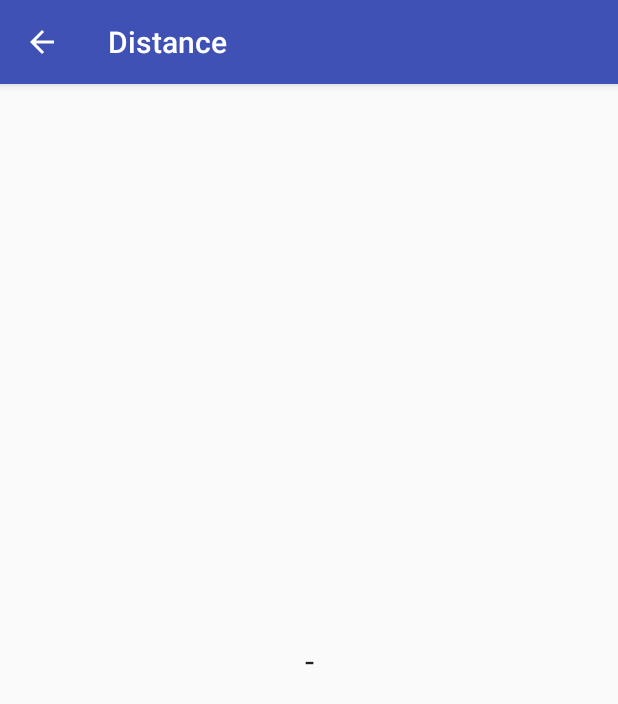
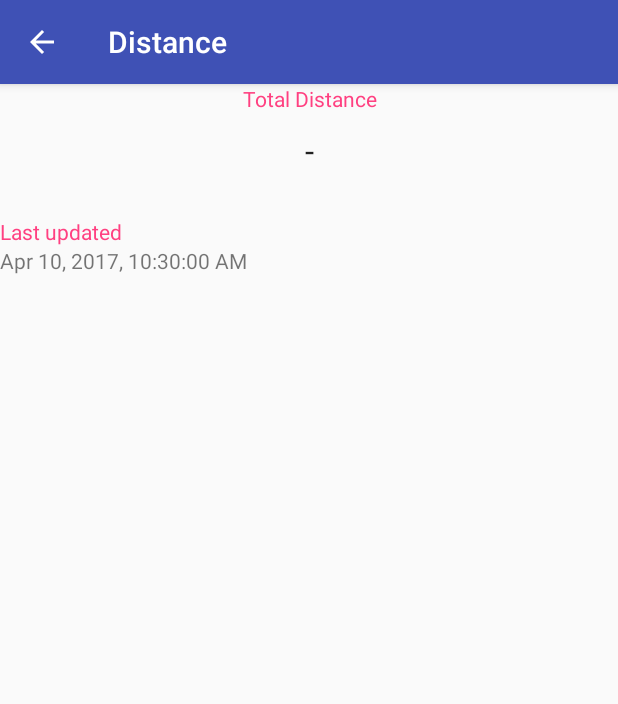
Before and after one commit to francescogabbrielli/demo-tracker, an Android app: the screen it shows after launch (DistanceActivity), after a tap on "Show distance", on a phone screen of 412 x 824 dp. Shown: the top 704 px of the screen. Run offline under Robolectric (Android 15) with nearby library versions, the phone set to English and light mode, and no system bars; 2 statements that could not run were skipped.

Commit message:
Refactoring with persistent storage

```diff
--- a/app/build.gradle
+++ b/app/build.gradle
@@ -45,5 +45,4 @@ dependencies {
     compile 'com.google.android.gms:play-services-maps:10.2.0'
     compile 'com.google.android.gms:play-services-location:10.2.0'
     testCompile 'junit:junit:4.12'
-    compile 'com.android.support:design:25.2.0'
 }
--- a/app/src/main/java/com/dtracker/DistanceActivity.java
+++ b/app/src/main/java/com/dtracker/DistanceActivity.java
@@ -2,11 +2,15 @@ package com.dtracker;
 
 import android.content.SharedPreferences;
 import android.os.Bundle;
+import android.os.SystemClock;
 import android.preference.PreferenceManager;
 import android.support.v7.app.AppCompatActivity;
 import android.util.TypedValue;
 import android.widget.TextView;
 
+import java.text.DateFormat;
+import java.text.DecimalFormat;
+import java.util.Date;
 import java.util.concurrent.Executors;
 import java.util.concurrent.ScheduledExecutorService;
 import java.util.concurrent.ScheduledFuture;
@@ -37,9 +41,12 @@ public class DistanceActivity extends AppCompatActivity implements Runnable {
     }
 
     public void run() {
+
         runOnUiThread(new Runnable() {
             @Override
             public void run() {
+
+                // show distance
                 TypedValue typedValue = new TypedValue();
                 getResources().getValue(R.dimen.measure_factor, typedValue, true);
                 float factor = typedValue.getFloat();
@@ -47,9 +54,18 @@ public class DistanceActivity extends AppCompatActivity implements Runnable {
                         PreferenceManager.getDefaultSharedPreferences(getApplicationContext());
                 float distance = pref.getFloat(DistanceTracker.PREF_PATH_DISTANCE, 0);
                 TextView view = (TextView) findViewById(R.id.distanceTextView);
-                view.setText((distance*factor) + getString(R.string.measure_unit));
+                view.setText(getString(R.string.measure_unit, distance*factor));
+
+                //show last updated
+                long time = (long) (pref.getFloat(DistanceTracker.PREF_LOCATION_TIME, 0) * 1000l);
+                view = (TextView) findViewById(R.id.lastUpdatedTextView);
+                long boot = java.lang.System.currentTimeMillis() - android.os.SystemClock.elapsedRealtime();
+                view.setText(DateFormat.getDateTimeInstance(DateFormat.MEDIUM, DateFormat.DEFAULT)
+                        .format(new Date(boot+time)));
+
             }
         });
+
     }
 
     @Override
--- a/app/src/main/java/com/dtracker/MainActivity.java
+++ b/app/src/main/java/com/dtracker/MainActivity.java
@@ -12,6 +12,8 @@ import android.widget.ToggleButton;
 
 public class MainActivity extends AppCompatActivity {
 
+    private DistanceTracker app;
+
     @Override
     protected void onCreate(Bundle savedInstanceState) {
         super.onCreate(savedInstanceState);
@@ -23,9 +25,10 @@ public class MainActivity extends AppCompatActivity {
 
             ToggleButton bTracking=(ToggleButton)findViewById(R.id.buttonTracking);
             bTracking.setChecked(true);
-//            startTracking();
 
         }
+
+        app = (DistanceTracker) getApplication();
 
     }
 
@@ -73,14 +76,12 @@ public class MainActivity extends AppCompatActivity {
     }
 
     private void startTracking() {
-        ((DistanceTracker) getApplication()).reset();
-        Intent intent = new Intent(LocationService.ACTION_START_UPDATES, null, this, LocationService.class);
-        startService(intent);
+        app.resetTracking();
+        app.startTracking();
     }
 
     private void stopTracking() {
-        Intent intent = new Intent(LocationService.ACTION_STOP_UPDATES, null, this, LocationService.class);
-        startService(intent);
+        app.stopTracking();
     }
 
     public void showDistance(View v) {
--- a/app/src/main/res/layout/activity_distance.xml
+++ b/app/src/main/res/layout/activity_distance.xml
@@ -7,15 +7,46 @@
     tools:context="com.dtracker.DistanceActivity">
 
     <TextView
+        android:id="@+id/distanceLabel"
+        android:textColor="@color/colorAccent"
+        android:layout_width="match_parent"
+        android:layout_height="wrap_content"
+        android:layout_alignParentLeft="true"
+        android:layout_alignParentStart="true"
+        android:layout_alignParentTop="true"
+        android:gravity="center_horizontal"
+        android:textAlignment="center"
+        android:text="@string/distance_label" />
+
+    <TextView
         android:padding="10dp"
         android:id="@+id/distanceTextView"
         android:layout_width="match_parent"
-        android:layout_height="match_parent"
+        android:layout_height="wrap_content"
         android:text="-"
-        tools:layout_alignParentStart="true"
-        tools:layout_alignParentTop="true"
-        android:gravity="center"
+        android:layout_below="@id/distanceLabel"
+        android:layout_alignLeft="@id/distanceLabel"
+        android:gravity="center_horizontal"
         android:textAlignment="center"
         style="@android:style/TextAppearance.Holo.Large"/>
 
+    <TextView
+        android:id="@+id/lastUpdatedLabel"
+        android:textColor="@color/colorAccent"
+        android:layout_marginTop="20dp"
+        android:layout_width="wrap_content"
+        android:layout_height="wrap_content"
+        android:layout_below="@id/distanceTextView"
+        android:layout_alignLeft="@id/distanceTextView"
+        android:text="@string/lastupdate_label" />
+
+    <TextView
+        android:id="@+id/lastUpdatedTextView"
+        android:layout_width="wrap_content"
+        android:layout_height="wrap_content"
+        android:text="-"
+        android:layout_below="@id/lastUpdatedLabel"
+        android:layout_alignLeft="@id/lastUpdatedLabel"/>
+
+
 </RelativeLayout>
--- a/app/src/main/res/values/strings.xml
+++ b/app/src/main/res/values/strings.xml
@@ -12,4 +12,6 @@
     <string name="no">No</string>
     <string name="dialog_message">Are you ok that your location is being tracked in the background?</string>
     <string name="dialog_title">Confirm tracking</string>
+    <string name="distance_label">Total Distance</string>
+    <string name="lastupdate_label">Last updated</string>
 </resources>
```
Also changed, not shown: app/src/main/java/com/dtracker/DistanceTracker.java (+70 -16 lines), app/src/main/java/com/dtracker/MapsActivity.java (+6 -3 lines), 1 other file.
